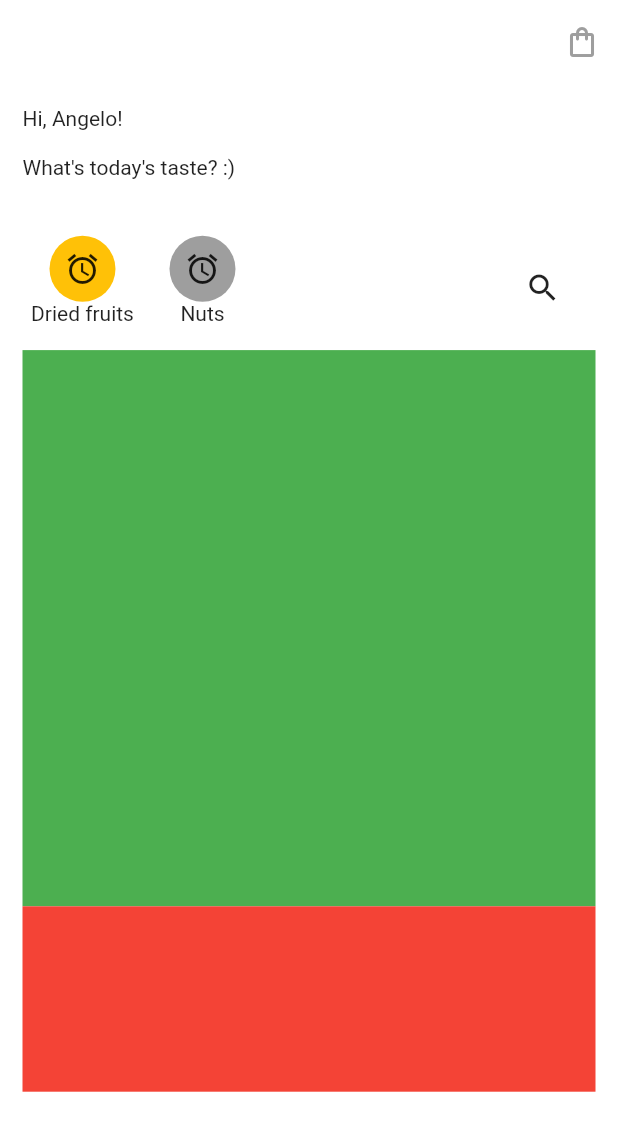
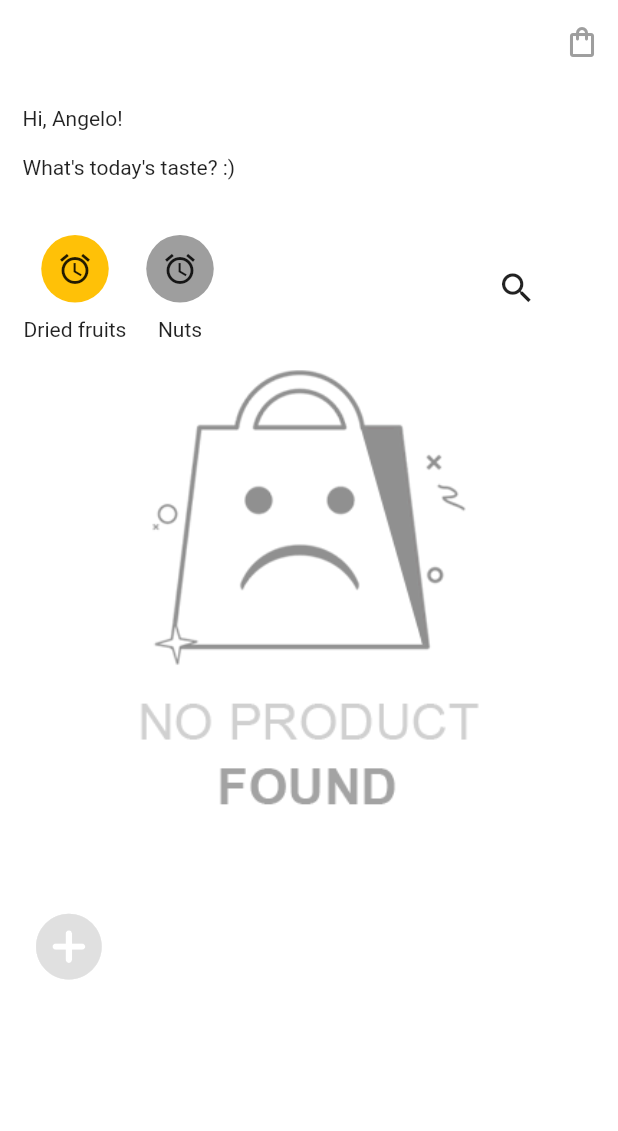
Before and after one commit to AERM2018/Rigel_fl_app, a Flutter app: the screen it shows after launch, on a phone screen of 412 x 824 dp. Shown: the top 1131 px of the screen. Run offline on Flutter 3.47's test engine with Material 2 defaults, Android fonts, the phone set to English and light mode, and no system bars; our stand-ins replace file_picker, sqflite; accounts and stored records are empty.

Commit message:
Done: RMA-5 - Update product provider to get products by category id - Update home screeen - Update product category slider icon container - Add product preview to reserve space

```diff
--- a/lib/providers/product_provider.dart
+++ b/lib/providers/product_provider.dart
@@ -8,11 +8,11 @@ class ProductProvider with ChangeNotifier{
 
   ProductProvider(){
     print("Products provider initialized");
-    getProducts();
   }
 
-  getProducts() async{
-    products = await Product.find();
+  getProducts({int? categoryId}) async{
+    List<Product> productsFound = await Product.find();
+    products = productsFound.where((product) => product.categoryId == categoryId).toList();
     if(products.isNotEmpty){
       productSelected = products[0];
     }
--- a/lib/screens/home_screen.dart
+++ b/lib/screens/home_screen.dart
@@ -19,22 +19,12 @@ class HomeScreen extends StatelessWidget {
         child: Column(
           children: [
             const WelcomeMessage(userName: "Angelo",),
-            Container(
-              // color: Colors.green,
-               width: MediaQuery.of(context).size.width,
-                height: MediaQuery.of(context).size.height * 0.10,
-              child: const ProductCategoriesSlider()
+            const ProductCategoriesSlider(),
+            SizedBox(
+              height: MediaQuery.of(context).size.height * 0.4,
+              child: const ProductPreview()
             ),
-            Container(
-                color: Colors.green,
-                width: MediaQuery.of(context).size.width,
-                height: MediaQuery.of(context).size.height * 0.45,
-                child: SizedBox()),
-                Container(
-                color: Colors.red,
-                width: MediaQuery.of(context).size.width,
-                height: MediaQuery.of(context).size.height * 0.15,
-                child: SizedBox())
+                const ProductsDisplayer()
           ],
         ),
       ),
--- a/lib/screens/new_product_screen.dart
+++ b/lib/screens/new_product_screen.dart
@@ -1,4 +1,5 @@
 import 'package:flutter/material.dart';
+import 'package:rigel_app/widgets/new_product_form.dart';
 import 'package:rigel_app/widgets/widgets.dart';
 
 class NewProductScreen extends StatelessWidget {
--- a/lib/widgets/product_categories_slider.dart
+++ b/lib/widgets/product_categories_slider.dart
@@ -10,10 +10,14 @@ class ProductCategoriesSlider extends StatelessWidget {
 
   @override
   Widget build(BuildContext context) {
-    final productCategoriesProvider =
-        Provider.of<ProductCategoriesProvider>(context);
+    final productCategoriesProvider = Provider.of<ProductCategoriesProvider>(context);
+    List<ProductCategory> productCategories = productCategoriesProvider.categories;
     double screenWidth = MediaQuery.of(context).size.width;
-    return Row(
+
+    return SizedBox(
+      width: MediaQuery.of(context).size.width,
+      height: MediaQuery.of(context).size.height * 0.10,
+      child: Row(
         children: [
           SizedBox(
               width: screenWidth * 0.7,
@@ -22,32 +26,28 @@ class ProductCategoriesSlider extends StatelessWidget {
                 shrinkWrap: true,
                 itemBuilder: (BuildContext context, index) => GestureDetector(
                   onTap: () => productCategoriesProvider.setCategorySelected(
-                  productCategoriesProvider.categories[index]
+                    productCategories[index]
                     ),
                   child: ProductCategorySliderItem(
-                  category: productCategoriesProvider.categories[index],
-                  isSelected: (productCategoriesProvider.categories[index].id ==
+                    category: productCategories[index],
+                    isSelected: (productCategories[index].id ==
                         productCategoriesProvider.categorySelected.id),
                   ),
                 ),
-              itemCount: productCategoriesProvider.categories.length,
-            )),
+                itemCount: productCategories.length,
+              )
+            ),
           SizedBox(
             width: screenWidth * 0.2,
-          child: Row(
-            mainAxisAlignment: MainAxisAlignment.end,
-            children: [
-              IconButton(
-                icon: const Icon(Icons.search),
+            child: IconButton(
+              icon: Transform.scale(scale: 1.1 ,child: const Icon(Icons.search)),
               onPressed: () {
-
                 print("button pressed!");
               },
             ),
+          )
         ],
       ),
-        )
-      ],
     );
   }
 
--- a/lib/widgets/product_category_slider_item.dart
+++ b/lib/widgets/product_category_slider_item.dart
@@ -10,13 +10,10 @@ class ProductCategorySliderItem extends StatelessWidget {
 
   @override
   Widget build(BuildContext context) {
-    return Container(
-      // color: Colors.red,
-      width: 80,
-      // height: 80,
+    return SizedBox(
+      width: 70,
       child: Column(
         mainAxisAlignment: MainAxisAlignment.center,
-        // crossAxisAlignment: CrossAxisAlignment.center,
         children: [
           IconContainer(color:(isSelected) ? Colors.amber : Colors.grey),
           const SizedBox(height: 10),
@@ -29,18 +26,30 @@ class ProductCategorySliderItem extends StatelessWidget {
 
 class IconContainer extends StatelessWidget {
   final Color color;
+  // Here would be the icon
   const IconContainer({
-    Key? key, required this.color,
+    Key? key,
+    required this.color,
   }) : super(key: key);
 
   @override
   Widget build(BuildContext context) {
-    return Stack(
-      // fit: StackFit.loose,
-      alignment: AlignmentDirectional.bottomStart,
-      children: [
-      CustomPaint(painter: CirclePainter(radio: 22, offset: const Offset(12,-12), color: color)),
-      const Icon(Icons.alarm)
-    ]);
+    double circleHeight = 45;
+    return SizedBox(
+      height: circleHeight,
+      width: circleHeight,
+      child: Stack(alignment: AlignmentDirectional.center, children: [
+        Positioned(
+          bottom: 0,
+          left: 0,
+          right: 0,
+          child: Container(
+              height: circleHeight,
+              decoration: BoxDecoration(
+                  color: color, shape: BoxShape.circle)),
+        ),
+        const Icon(Icons.alarm)
+      ]),
+    );
   }
 }
--- /dev/null
+++ b/lib/widgets/product_preview.dart
@@ -0,0 +1,17 @@
+import 'package:flutter/material.dart';
+import 'package:rigel_app/models/models.dart';
+
+class ProductPreview extends StatelessWidget {
+  final Product? product;
+  const ProductPreview({Key? key, this.product}) : super(key: key);
+
+  @override
+  Widget build(BuildContext context) {
+    if(product != null){
+
+    }
+    return Center(
+      child: Image.asset("assets/no-products-found.png"),
+    );
+  }
+}
--- a/lib/widgets/widgets.dart
+++ b/lib/widgets/widgets.dart
@@ -1,5 +1,9 @@
+export 'package:rigel_app/widgets/products_slider_item.dart';
+
+export 'package:rigel_app/widgets/products_slider.dart';
+export 'package:rigel_app/widgets/products_displayer.dart';
 export 'package:rigel_app/widgets/new_product_form.dart';
-
+export 'package:rigel_app/widgets/product_preview.dart';
 export 'package:rigel_app/widgets/product_category_slider_item.dart';
 export 'package:rigel_app/widgets/product_categories_slider.dart';
 export  'package:rigel_app/widgets/welcome_message_widget.dart';
```
Lines whose indentation alone changed are shown as unchanged.
